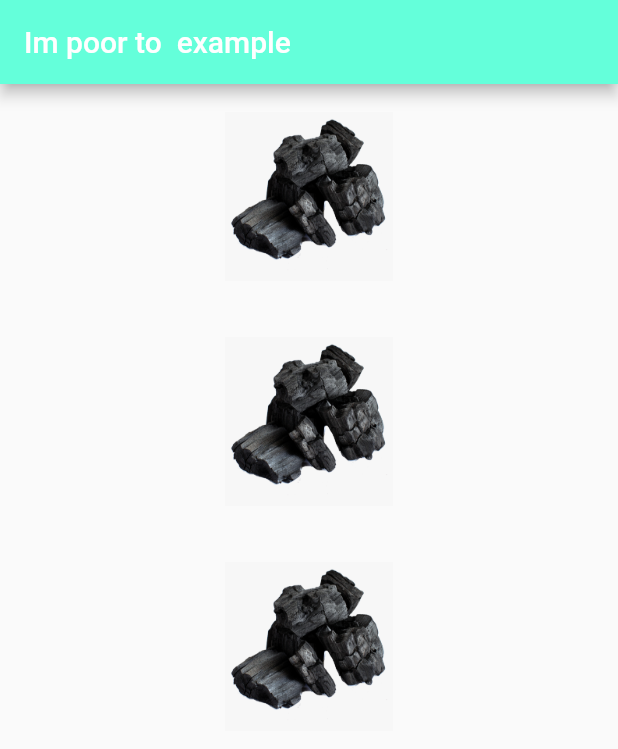
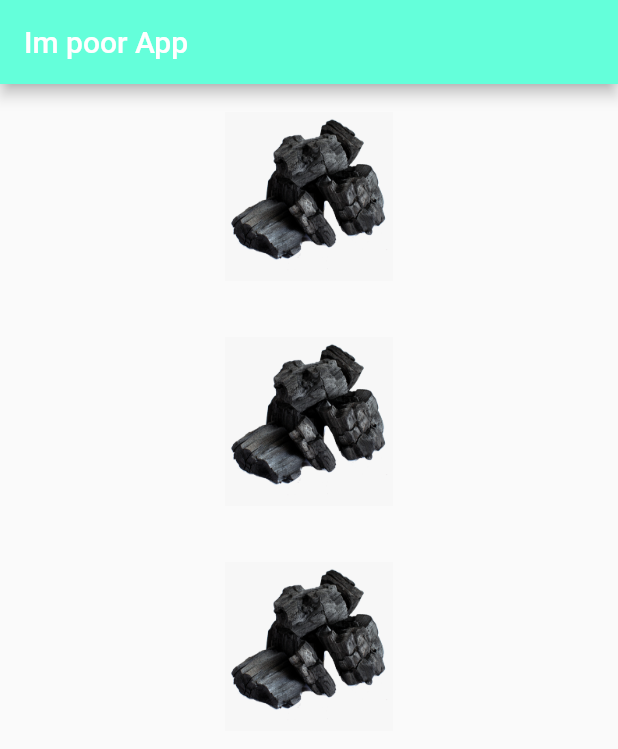
Before and after one commit to ali-taha-ahmed/flutter-projects, a Flutter app: the screen it shows after launch, on a phone screen of 412 x 824 dp. Shown: the top 749 px of the screen. Run offline on Flutter 3.47's test engine with Material 2 defaults, Android fonts, the phone set to English and light mode, and no system bars.

Commit message:
changed the app name

```diff
--- a/flutter_app/lib/main.dart
+++ b/flutter_app/lib/main.dart
@@ -12,7 +12,7 @@ class MyApp extends StatelessWidget {
       title: "I'm poor app",
       home: Scaffold(
         appBar: AppBar(
-          title: Text("Im poor to  example"),
+          title: Text("Im poor App"),
           backgroundColor: Colors.tealAccent,
         ),
         body: SafeArea(
```
